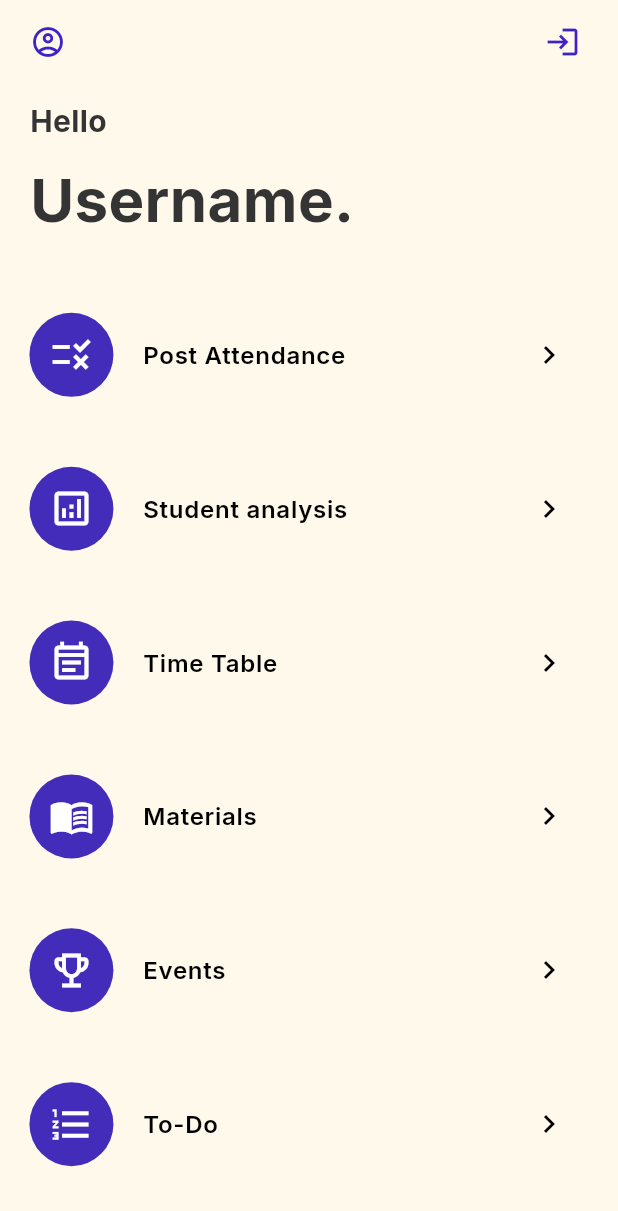
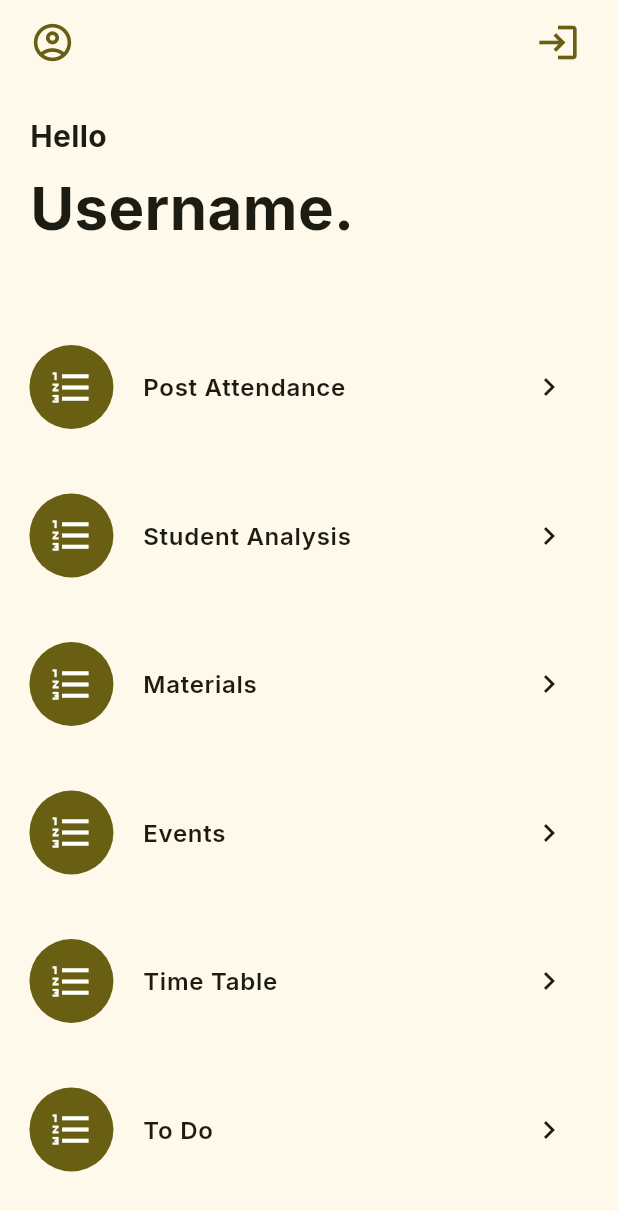
Before and after one commit to Meghashyam1218/BEAM, a Flutter app: the DashboardT screen opened by its route, on a phone screen of 412 x 824 dp. Shown: the top 1211 px of the screen. Run offline on Flutter 3.47's test engine with Material 2 defaults, Android fonts, the phone set to English and light mode, and no system bars; our stand-ins replace go_router, google_fonts.

Commit message:
material to teaher

```diff
--- a/lib/main.dart
+++ b/lib/main.dart
@@ -24,8 +24,8 @@ class _BeamState extends State<Beam> {
       routerDelegate: goroutes.routerDelegate,
       debugShowCheckedModeBanner: false,
       theme: ThemeData(useMaterial3: true, colorScheme: lightColorScheme),
-      darkTheme: ThemeData(useMaterial3: true, colorScheme: darkColorScheme),
-      title: 'Flutter Demo',
+      darkTheme: ThemeData(useMaterial3: true, colorScheme: lightColorScheme),
+      title: 'BEAM',
     );
   }
 }
--- a/lib/screens/teacher/dashboard.dart
+++ b/lib/screens/teacher/dashboard.dart
@@ -1,3 +1,6 @@
+import 'package:beam/color_schemes.g.dart';
+import 'package:beam/components/appbar_dash.dart';
+import 'package:beam/components/hello_user.dart';
 import 'package:flutter/material.dart';
 import 'package:go_router/go_router.dart';
 import 'package:google_fonts/google_fonts.dart';
@@ -10,43 +13,30 @@ class DashboardT extends StatefulWidget {
 }
 
 class _DashboardTState extends State<DashboardT> {
+  List<String> tiles = [
+    "Post Attendance",
+    "Student Analysis",
+    "Time Table",
+    "Materials",
+    "Events",
+    "To-Do"
+  ];
+  List<String> paths = [
+    "attendace",
+    '"academic", params: {"loginFlag": "false"}',
+    "timeTable",
+    "materials",
+    "events",
+    "toDo"
+  ];
+
   @override
   Widget build(BuildContext context) {
+    print(paths[1]);
+    print(paths[0]);
     return SafeArea(
       child: Scaffold(
-        appBar: AppBar(
-          foregroundColor: const Color.fromARGB(255, 0, 0, 0),
-          backgroundColor: const Color.fromARGB(0, 0, 0, 0),
-          shadowColor: const Color.fromARGB(0, 0, 0, 0),
-          leading: Padding(
-            padding: const EdgeInsets.symmetric(horizontal: 20),
-            child: GestureDetector(
-              onTap: (() {
-                GoRouter.of(context).push('profile');
-              }),
-              child: const Icon(
-                Icons.account_circle_outlined,
-                size: 24,
-                color: Color.fromARGB(255, 62, 34, 201),
-              ),
-            ),
-          ),
-          actions: [
-            GestureDetector(
-              onTap: (() {
-                GoRouter.of(context).pop();
-              }),
-              child: const Padding(
-                padding: EdgeInsets.symmetric(horizontal: 25),
-                child: Icon(
-                  Icons.login,
-                  size: 24,
-                  color: Color.fromARGB(255, 62, 34, 201),
-                ),
-              ),
-            )
-          ],
-        ),
+        appBar: BeamAppBarDash(),
         body: Column(
           crossAxisAlignment: CrossAxisAlignment.start,
           children: [
@@ -59,23 +49,7 @@ class _DashboardTState extends State<DashboardT> {
                   const SizedBox(
                     height: 10,
                   ),
-                  Text(
-                    "Hello",
-                    style: GoogleFonts.inter(
-                        fontSize: 20,
-                        fontWeight: FontWeight.bold,
-                        color: const Color(0xff343434)),
-                  ),
-                  const SizedBox(
-                    height: 10,
-                  ),
-                  Text(
-                    "Username.",
-                    style: GoogleFonts.inter(
-                        fontSize: 40,
-                        fontWeight: FontWeight.bold,
-                        color: const Color(0xff343434)),
-                  ),
+                  HelloUser()
                 ],
               ),
             ),
@@ -86,24 +60,24 @@ class _DashboardTState extends State<DashboardT> {
                 children: [
                   Center(
                     child: ListTile(
-                      leading: const CircleAvatar(
+                      leading: CircleAvatar(
                         radius: 31.625,
-                        backgroundColor: Color(0xff432cba),
-                        child: Icon(Icons.rule_outlined,
-                            size: 30, color: Colors.white),
+                        backgroundColor: lightColorScheme.primary,
+                        child: Icon(Icons.format_list_numbered_outlined,
+                            size: 30, color: lightColorScheme.onPrimary),
                       ),
                       title: Text(
                         "Post Attendance",
                         style: GoogleFonts.inter(
                             fontSize: 16,
                             fontWeight: FontWeight.w600,
-                            color: Colors.black),
+                            color: lightColorScheme.onBackground),
                       ),
-                      trailing: const Padding(
+                      trailing: Padding(
                         padding: EdgeInsets.only(right: 10),
                         child: Icon(
                           Icons.keyboard_arrow_right,
-                          color: Colors.black,
+                          color: lightColorScheme.onBackground,
                         ),
                       ),
                       onTap: () {},
@@ -111,139 +85,150 @@ class _DashboardTState extends State<DashboardT> {
                   ),
                   Center(
                     child: ListTile(
-                      leading: const CircleAvatar(
+                      leading: CircleAvatar(
                         radius: 31.625,
-                        backgroundColor: Color(0xff432cba),
-                        child: Icon(Icons.analytics_outlined,
-                            size: 30, color: Colors.white),
+                        backgroundColor: lightColorScheme.primary,
+                        child: Icon(Icons.format_list_numbered_outlined,
+                            size: 30, color: lightColorScheme.onPrimary),
                       ),
                       title: Text(
-                        "Student analysis",
+                        "Student Analysis",
                         style: GoogleFonts.inter(
                             fontSize: 16,
                             fontWeight: FontWeight.w600,
-                            color: Colors.black),
+                            color: lightColorScheme.onBackground),
                       ),
-                      trailing: const Padding(
+                      trailing: Padding(
                         padding: EdgeInsets.only(right: 10),
                         child: Icon(
                           Icons.keyboard_arrow_right,
-                          color: Colors.black,
+                          color: lightColorScheme.onBackground,
                         ),
                       ),
                       onTap: () {
-                        GoRouter.of(context).pushNamed("academic",
-                            params: {"loginFlag": "true"});
+                        Future.delayed(const Duration(milliseconds: 100), () {
+                          GoRouter.of(context).pushNamed("academic",
+                              params: {"loginFlag": "false"});
+                        });
                       },
                     ),
                   ),
                   Center(
                     child: ListTile(
-                      leading: const CircleAvatar(
+                      leading: CircleAvatar(
                         radius: 31.625,
-                        backgroundColor: Color(0xff432cba),
-                        child: Icon(Icons.event_note_outlined,
-                            size: 30, color: Colors.white),
+                        backgroundColor: lightColorScheme.primary,
+                        child: Icon(Icons.format_list_numbered_outlined,
+                            size: 30, color: lightColorScheme.onPrimary),
+                      ),
+                      title: Text(
+                        "Materials",
+                        style: GoogleFonts.inter(
+                            fontSize: 16,
+                            fontWeight: FontWeight.w600,
+                            color: lightColorScheme.onBackground),
+                      ),
+                      trailing: Padding(
+                        padding: EdgeInsets.only(right: 10),
+                        child: Icon(
+                          Icons.keyboard_arrow_right,
+                          color: lightColorScheme.onBackground,
+                        ),
+                      ),
+                      onTap: () {
+                        Future.delayed(const Duration(milliseconds: 100), () {
+                          GoRouter.of(context).pushNamed("materials");
+                        });
+                      },
+                    ),
+                  ),
+                  Center(
+                    child: ListTile(
+                      leading: CircleAvatar(
+                        radius: 31.625,
+                        backgroundColor: lightColorScheme.primary,
+                        child: Icon(Icons.format_list_numbered_outlined,
+                            size: 30, color: lightColorScheme.onPrimary),
+                      ),
+                      title: Text(
+                        "Events",
+                        style: GoogleFonts.inter(
+                            fontSize: 16,
+                            fontWeight: FontWeight.w600,
+                            color: lightColorScheme.onBackground),
+                      ),
+                      trailing: Padding(
+                        padding: EdgeInsets.only(right: 10),
+                        child: Icon(
+                          Icons.keyboard_arrow_right,
+                          color: lightColorScheme.onBackground,
+                        ),
+                      ),
+                      onTap: () {
+                        Future.delayed(const Duration(milliseconds: 100), () {
+                          GoRouter.of(context).pushNamed("events");
+                        });
+                      },
+                    ),
+                  ),
+                  Center(
+                    child: ListTile(
+                      leading: CircleAvatar(
+                        radius: 31.625,
+                        backgroundColor: lightColorScheme.primary,
+                        child: Icon(Icons.format_list_numbered_outlined,
+                            size: 30, color: lightColorScheme.onPrimary),
                       ),
                       title: Text(
                         "Time Table",
                         style: GoogleFonts.inter(
                             fontSize: 16,
                             fontWeight: FontWeight.w600,
-                            color: Colors.black),
+                            color: lightColorScheme.onBackground),
                       ),
-                      trailing: const Padding(
+                      trailing: Padding(
                         padding: EdgeInsets.only(right: 10),
                         child: Icon(
                           Icons.keyboard_arrow_right,
-                          color: Colors.black,
+                          color: lightColorScheme.onBackground,
                         ),
                       ),
-                      onTap: () {},
+                      onTap: () {
+                        Future.delayed(const Duration(milliseconds: 100), () {
+                          GoRouter.of(context).pushNamed("timeTable");
+                        });
+                      },
                     ),
                   ),
                   Center(
                     child: ListTile(
-                      leading: const CircleAvatar(
+                      leading: CircleAvatar(
                         radius: 31.625,
-                        backgroundColor: Color(0xff432cba),
-                        child: Icon(Icons.menu_book_outlined,
-                            size: 30, color: Colors.white),
+                        backgroundColor: lightColorScheme.primary,
+                        child: Icon(Icons.format_list_numbered_outlined,
+                            size: 30, color: lightColorScheme.onPrimary),
                       ),
                       title: Text(
-                        "Materials",
+                        "To Do",
                         style: GoogleFonts.inter(
                             fontSize: 16,
                             fontWeight: FontWeight.w600,
-                            color: Colors.black),
+                            color: lightColorScheme.onBackground),
                       ),
-                      trailing: const Padding(
+                      trailing: Padding(
                         padding: EdgeInsets.only(right: 10),
                         child: Icon(
                           Icons.keyboard_arrow_right,
-                          color: Colors.black,
+                          color: lightColorScheme.onBackground,
                         ),
                       ),
                       onTap: () {
-                        GoRouter.of(context).push("/materials");
+                        Future.delayed(const Duration(milliseconds: 100), () {
+                          GoRouter.of(context).pushNamed("toDo");
+                        });
                       },
                     ),
                   ),
-
-                  Center(
-                    child: ListTile(
-                      leading: const CircleAvatar(
-                        radius: 31.625,
-                        backgroundColor: Color(0xff432cba),
-                        child: Icon(Icons.emoji_events_outlined,
-                            size: 30, color: Colors.white),
-                      ),
-                      title: Text(
-                        "Events",
-                        style: GoogleFonts.inter(
-                            fontSize: 16,
-                            fontWeight: FontWeight.w600,
-                            color: Colors.black),
-                      ),
-                      trailing: const Padding(
-                        padding: EdgeInsets.only(right: 10),
-                        child: Icon(
-                          Icons.keyboard_arrow_right,
-                          color: Colors.black,
-                        ),
-                      ),
-                      onTap: () {},
-                    ),
-                  ),
-                  Center(
-                    child: ListTile(
-                      leading: const CircleAvatar(
-                        radius: 31.625,
-                        backgroundColor: Color(0xff432cba),
-                        child: Icon(Icons.format_list_numbered_outlined,
-                            size: 30, color: Colors.white),
-                      ),
-                      title: Text(
-                        "To-Do",
-                        style: GoogleFonts.inter(
-                            fontSize: 16,
-                            fontWeight: FontWeight.w600,
-                            color: Colors.black),
-                      ),
-                      trailing: const Padding(
-                        padding: EdgeInsets.only(right: 10),
-                        child: Icon(
-                          Icons.keyboard_arrow_right,
-                          color: Colors.black,
-                        ),
-                      ),
-                      onTap: () {},
-                    ),
-                  ),
-
-                  //      Text("Yet another element in List"),
-
-                  //      Container(color: Colors.red, height: 50.0,)
                 ],
               ),
             ),
```
Also changed, not shown: lib/screens/login/components/toggle.dart (added, +101 -0 lines), lib/screens/login/login.dart (+52 -46 lines), lib/color_schemes.g.dart.
